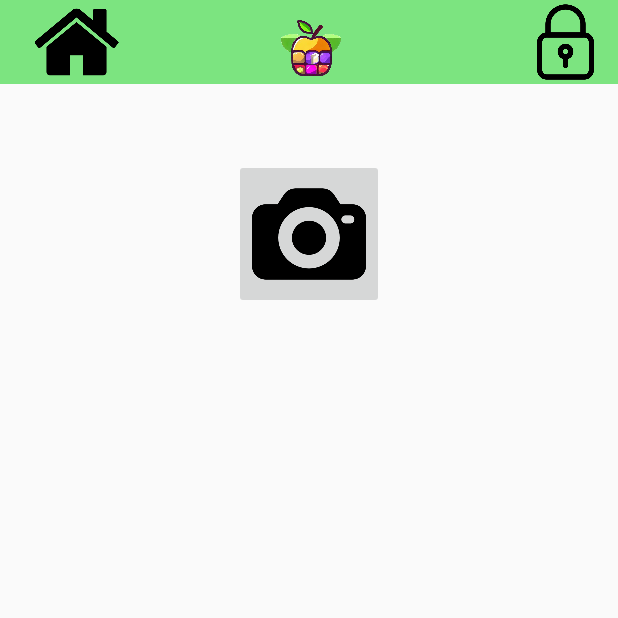
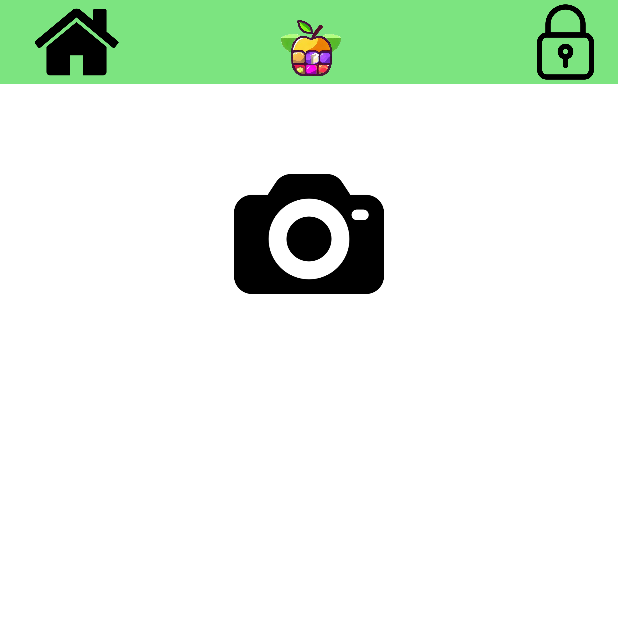
Before and after one commit to kimykstar/FarmApp-Android-, an Android app: the screen it shows after launch (MainActivity), on a phone screen of 412 x 824 dp, the top half of it. Run offline under Robolectric (Android 15) with nearby library versions, the phone set to English and light mode, and no system bars.

Commit message:
세션 구현 중간

```diff
--- a/app/src/main/AndroidManifest.xml
+++ b/app/src/main/AndroidManifest.xml
@@ -6,9 +6,9 @@
         android:allowBackup="true"
         android:dataExtractionRules="@xml/data_extraction_rules"
         android:fullBackupContent="@xml/backup_rules"
-        android:icon="@mipmap/ic_launcher"
+        android:icon="@drawable/logo"
         android:label="@string/app_name"
-        android:roundIcon="@mipmap/ic_launcher_round"
+        android:roundIcon="@drawable/logo"
         android:supportsRtl="true"
         android:theme="@style/Theme.Farm"
         android:usesCleartextTraffic="true"
--- a/app/src/main/java/com/example/farm/MainActivity.java
+++ b/app/src/main/java/com/example/farm/MainActivity.java
@@ -18,6 +18,7 @@ public class MainActivity extends AppCompatActivity {
 
     ImageButton login;
     ImageButton camera;
+    Session session;
 
     @Override
     protected void onCreate(Bundle savedInstanceState) {
@@ -25,6 +26,11 @@ public class MainActivity extends AppCompatActivity {
         setContentView(R.layout.activity_main);
         login = findViewById(R.id.login);
         camera = findViewById(R.id.camera);
+        session = new Session(getApplicationContext());
+        Log.i("Main Session : ", session.getSession());
+        if(session.getSession() != null){
+            login.setVisibility(View.INVISIBLE);
+        }
 
         login.setOnClickListener(new View.OnClickListener() {
             @Override
--- /dev/null
+++ b/app/src/main/java/com/example/farm/Session.java
@@ -0,0 +1,35 @@
+package com.example.farm;
+
+import android.content.Context;
+import android.content.SharedPreferences;
+import android.util.Log;
+
+import androidx.appcompat.app.AppCompatActivity;
+
+public class Session extends AppCompatActivity {
+    private SharedPreferences pref;
+    private SharedPreferences.Editor editor;
+
+    public Session(Context context){
+        pref = context.getSharedPreferences("userSession", MODE_PRIVATE);
+        editor = pref.edit();
+    }
+
+
+    // setting Session parameter request user id
+    public void setSession(String id){
+        editor.putString("user", id);
+        editor.apply();
+        Log.d("Session : ", "설정이 완료되었습니다.");
+    }
+
+    // Delete LoginSession
+    public void deleteSession(String id){
+        editor.clear();
+    }
+
+    // get Login Session
+    public String getSession(){
+        return pref.getString("userSession", null);
+    }
+}
--- a/app/src/main/res/layout/activity_main.xml
+++ b/app/src/main/res/layout/activity_main.xml
@@ -5,6 +5,7 @@
     android:layout_width="match_parent"
     android:layout_height="match_parent"
     tools:context=".MainActivity"
+    android:background="@color/white"
     android:orientation="vertical">
 
     <androidx.appcompat.widget.Toolbar
@@ -37,6 +38,7 @@
             android:layout_gravity="right"
             android:background="@color/representColor"
             android:scaleType="fitCenter"
+            android:visibility="visible"
             android:src="@drawable/login" />
 
     </androidx.appcompat.widget.Toolbar>
@@ -51,6 +53,7 @@
                 android:layout_width="100dp"
                 android:layout_height="100dp"
                 android:src="@drawable/camera"
+                android:background="@color/white"
                 android:scaleType="fitCenter"
                 android:id="@+id/camera"/>
         </TableRow>
```
Also changed, not shown: app/src/main/java/com/example/farm/LoginActivity.java (+5 -21 lines).
